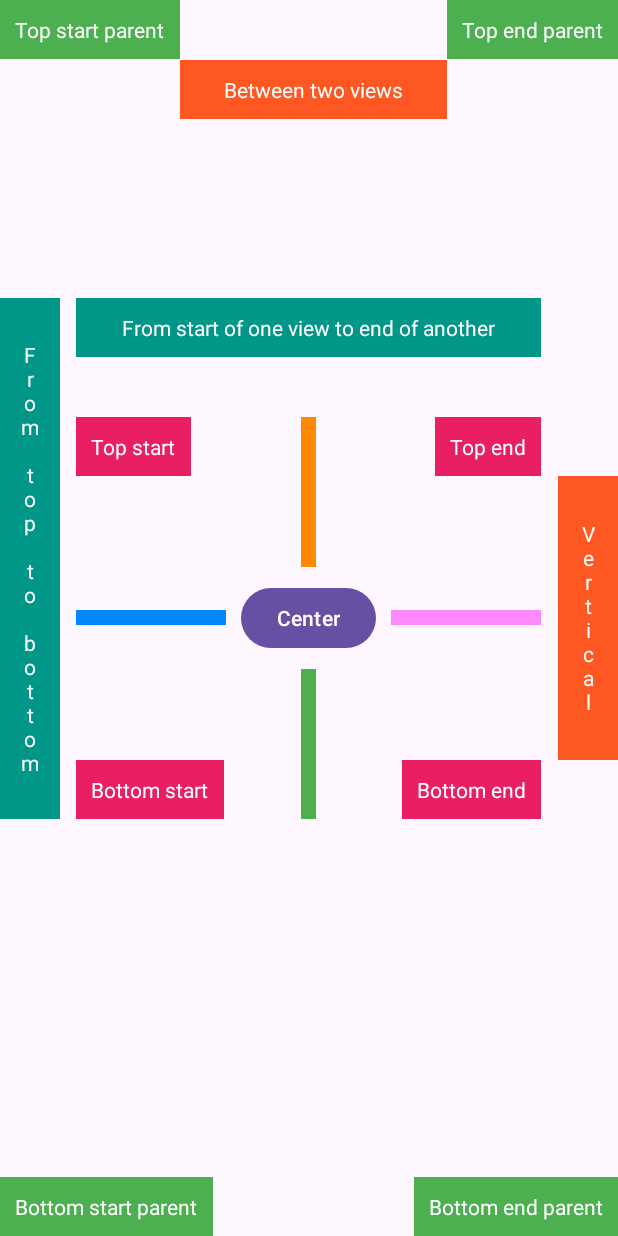
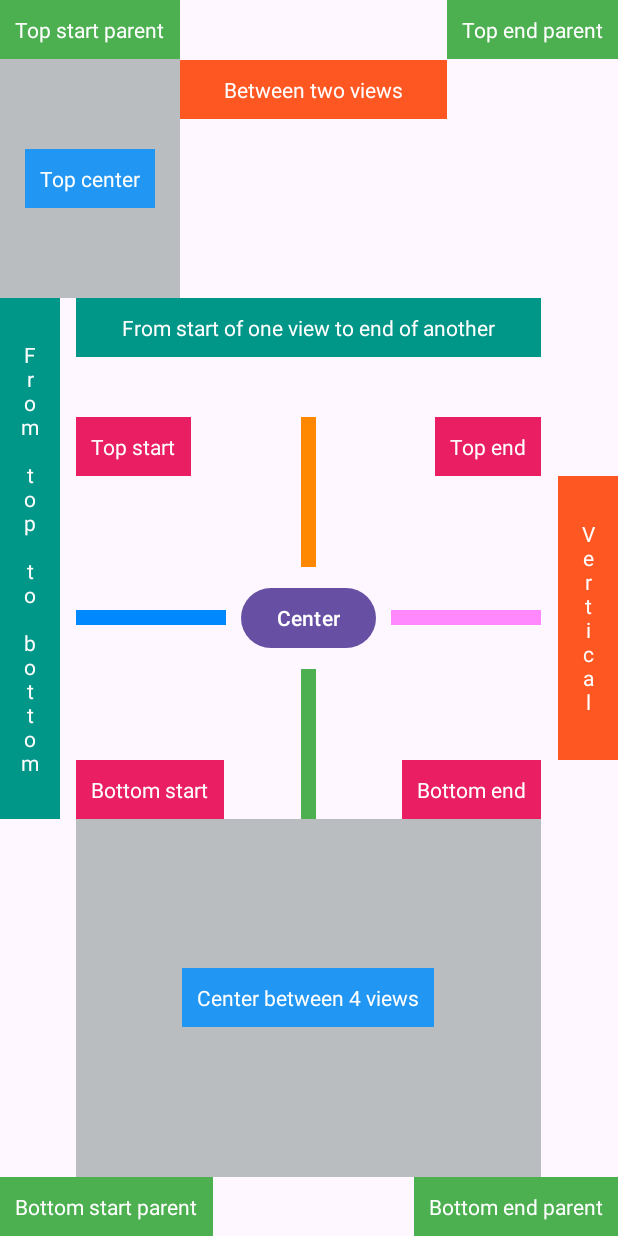
Before and after one commit to Eka666Sed/Sprint13, an Android app: the screen it shows after launch (MainActivity), on a phone screen of 412 x 824 dp. Run offline under Robolectric (Android 15) with nearby library versions, the phone set to English and light mode, and no system bars.

Commit message:
Third commit

```diff
--- a/app/src/main/res/layout/activity_main.xml
+++ b/app/src/main/res/layout/activity_main.xml
@@ -193,6 +193,46 @@
         android:text="F\nr\no\nm\n\nt\no\np\n\nt\no\n\nb\no\nt\nt\no\nm"
         android:textColor="#fff" />
 
+    <!-- Контейнер растянут между нужными view -->
+    <FrameLayout
+        android:layout_width="wrap_content"
+        android:layout_height="wrap_content"
+        android:layout_above="@id/parentBottomStart"
+        android:layout_below="@id/bottomStart"
+        android:layout_alignStart="@id/bottomStart"
+        android:layout_alignEnd="@id/bottomEnd"
+        android:background="#BABDBF">
 
+        <!-- Внутри FrameLayout-а работает layout_gravity -->
+        <TextView
+            android:layout_width="wrap_content"
+            android:layout_height="wrap_content"
+            android:layout_gravity="center"
+            android:background="#2196F3"
+            android:padding="10dp"
+            android:text="Center between 4 views"
+            android:textColor="#fff" />
+
+    </FrameLayout>
+
+    <FrameLayout
+        android:layout_width="wrap_content"
+        android:layout_height="wrap_content"
+        android:layout_below="@id/parentTopStart"
+        android:layout_above="@id/fromTopToBottom"
+        android:layout_alignParentStart="true"
+        android:layout_alignEnd="@id/parentTopStart"
+        android:background="#BABDBF">
+
+        <TextView
+            android:layout_width="wrap_content"
+            android:layout_height="wrap_content"
+            android:layout_gravity="center"
+            android:background="#2196F3"
+            android:padding="10dp"
+            android:text="Top center"
+            android:textColor="#fff" />
+
+</FrameLayout>
 
 </RelativeLayout>
```
